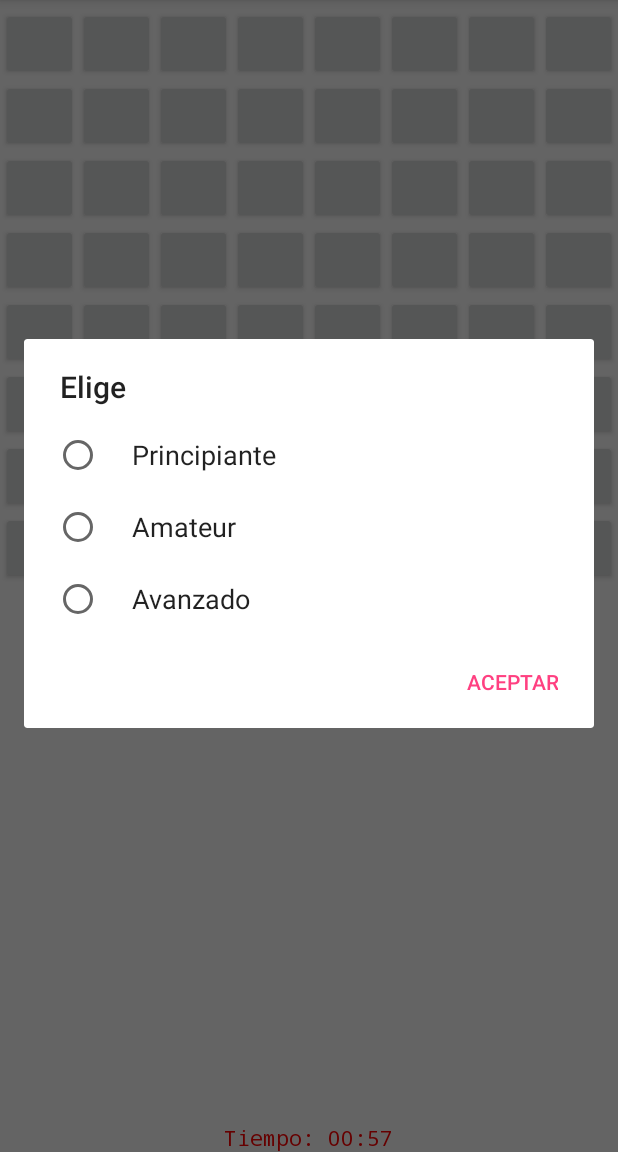
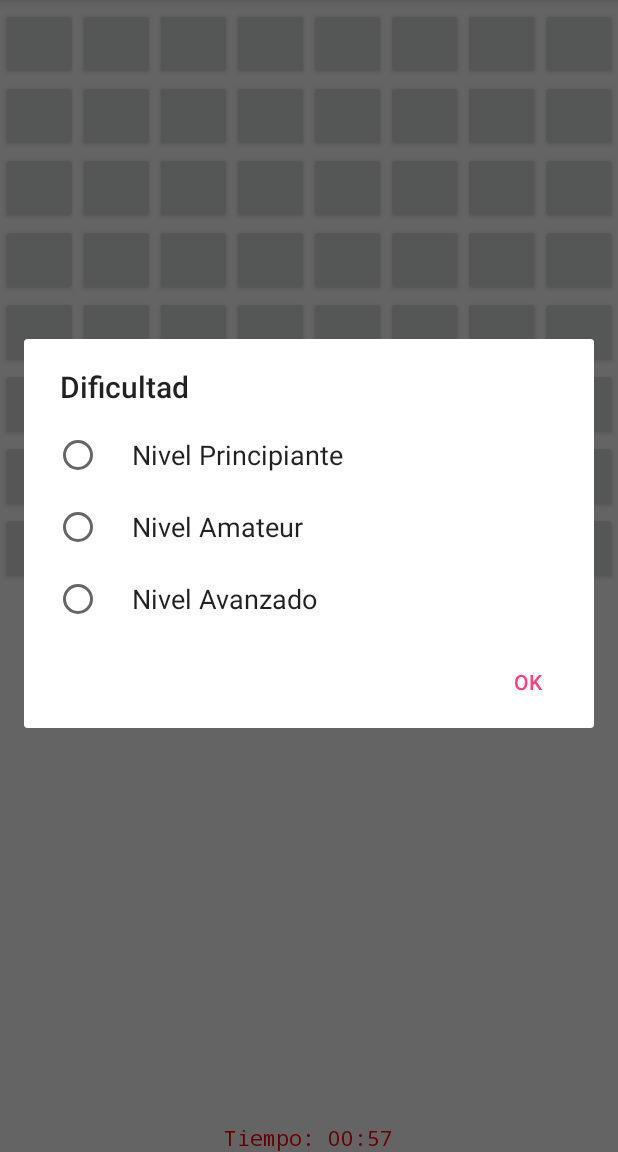
Before and after one commit to romsanbryan/MinesWeeper, an Android app: the screen it shows after launch (MainActivity), in the options menu, after a tap on "Configuración del juego", on a phone screen of 412 x 824 dp, the part 84-1236 px from its top. Run offline under Robolectric (Android 15) with nearby library versions, the phone set to English and light mode, and no system bars.

Commit message:
version 1.9

```diff
--- a/app/src/main/java/com/example/asus/minesweeper/Game.java
+++ b/app/src/main/java/com/example/asus/minesweeper/Game.java
@@ -7,13 +7,11 @@ import android.widget.TextView;
 /**
  * Clase encargada de realizar el juego y distintas opciones de el mismo, como tiempo
  *
- * @author Bryan Jesús Romero Santos
- * @version 1.1
- * @since API 22
  */
 public class Game {
     public static TextView tiempo;
     public static CountDownTimer cT;
+
 
     /**
      * Realizar y muestra (en un textView) un cronometro hacia atras
@@ -28,11 +26,12 @@ public class Game {
              * @param millisUntilFinished Tiempo en milisengundos para operar
              */
             public void onTick(long millisUntilFinished) {
+
                 String v = String.format("%02d",millisUntilFinished/60000);
                 int va = (int)((millisUntilFinished%60000)/1000);
                 tiempo.setText("Tiempo: " +v+":"+String.format("%02d",va));
 
-                if (va < 1) tiempo.setTextColor(Color.rgb(255,0,0)); // Si llega a menos de 1 minutos, se pone rojo
+               if  (va < 1 ) tiempo.setTextColor(Color.rgb(255,0,0)); // Si llega a 1 minuto, se pone rojo
 
             }
 
@@ -40,10 +39,13 @@ public class Game {
              * Cuando el tiempo llega a 0, muestra un mensaje
              */
             public void onFinish() {
-                tiempo.setText("Se acabó el tiempo");
+                tiempo.setText(R.string.tiempoAcabado);
                 MainActivity.deshabilitaTablero(MainActivity.tableLayout);
+                MainActivity.relojActivado = false;
             }
         };
-        cT.start(); // Inicia el cronometro
+        cT.start();// Inicia el cronometro
+        tiempo.setTextColor(Color.rgb(0,0,0));
+        MainActivity.relojActivado = true;
     }
 }
--- a/app/src/main/java/com/example/asus/minesweeper/SelecDificultadDialogFragment.java
+++ b/app/src/main/java/com/example/asus/minesweeper/SelecDificultadDialogFragment.java
@@ -14,20 +14,20 @@ import android.os.Bundle;
 
 public class SelecDificultadDialogFragment extends DialogFragment {
     // Declaración de variables
-    String[] dificultad = {"Principiante", "Amateur", "Avanzado"};
+    String[] dificultad = {"Nivel Principiante", "Nivel Amateur", "Nivel Avanzado"};
     RespuestaDificultad respuestaDificultad;
 
     @Override
     public Dialog onCreateDialog(Bundle savedInstanceState) {
         AlertDialog.Builder builder = new AlertDialog.Builder(getActivity());
-        builder.setTitle("Elige")
+        builder.setTitle(R.string.dificultad)
                 .setSingleChoiceItems(dificultad, -1, new DialogInterface.OnClickListener() {
                     @Override
                     public void onClick(DialogInterface dialogInterface, int i) {
                         respuestaDificultad.onRespuestaDificultad(i);
                     }
                 })
-                .setPositiveButton("Aceptar", new DialogInterface.OnClickListener() {
+                .setPositiveButton(R.string.ok, new DialogInterface.OnClickListener() {
                     @Override
                     public void onClick(DialogInterface dialogInterface, int i) {
                         // El usuario pulsa Aceptar.
--- a/app/src/main/res/layout/content_main.xml
+++ b/app/src/main/res/layout/content_main.xml
@@ -6,7 +6,7 @@
     android:layout_width="match_parent"
     android:layout_height="wrap_content"
     android:layout_marginTop="60dp"
-    android:layout_marginBottom="10dp"
+    android:layout_marginBottom="20dp"
     android:orientation="vertical"
     android:padding="1sp"
     android:paddingTop="@dimen/activity_vertical_margin"
--- a/app/src/main/res/values/strings.xml
+++ b/app/src/main/res/values/strings.xml
@@ -7,7 +7,18 @@
     <string name="configuracion">Configuración del juego</string>
     <string name="nj">Nuevo Juego</string>
     <string name="personaje">Seleccionar personaje</string>
-    <string name="instruccionesExplicadas">El juego es tipo buscaminas: cuando pulsas en una casilla, sale un numero que identifica cuántas hipotenochas hay alrededor: Ten cuidado porque si pulsas en una casilla que tenga una hipotenocha  escondida, perderás. Si crees o tienes la certeza de que hay una hipotenocha, haz un click largo   sobre la casilla para señalarla. No hagas un click largo en una casilla donde no hay una hipotecnocha porque perderás. Ganas una  vez hayas  encontrado todas las  hipotenochas</string>
+    <string name="instruccionesExplicadas">El juego es tipo buscaminas: cuando pulsas en una casilla, sale un numero que identifica cuántos enemigos
+        hay alrededor: Ten cuidado porque si pulsas en una casilla que tenga un enemigo  escondido, perderás. Si crees o tienes la certeza de que
+        hay un enemigo, haz un click largo sobre la casilla para descubrirlo. No hagas un click largo en una casilla donde no hay enemigo
+        porque perderás. Ganas una vez que hayas descubierto todas las casillas sin descubrir enemigos</string>
+
+    <string name="ok">Ok</string>
+    <string name="dificultad">Dificultad</string>
+    <string name="tiempoAcabado">Tiempo acabado</string>
+    <string name="ganador">Has ganado</string>
+    <string name="perdedor">Has perdido</string>
+
+
 
     <string-array name="nombresPersonajes">
         <item>Goku</item>
```
Also changed, not shown: app/src/main/java/com/example/asus/minesweeper/MainActivity.java (+30 -20 lines).
